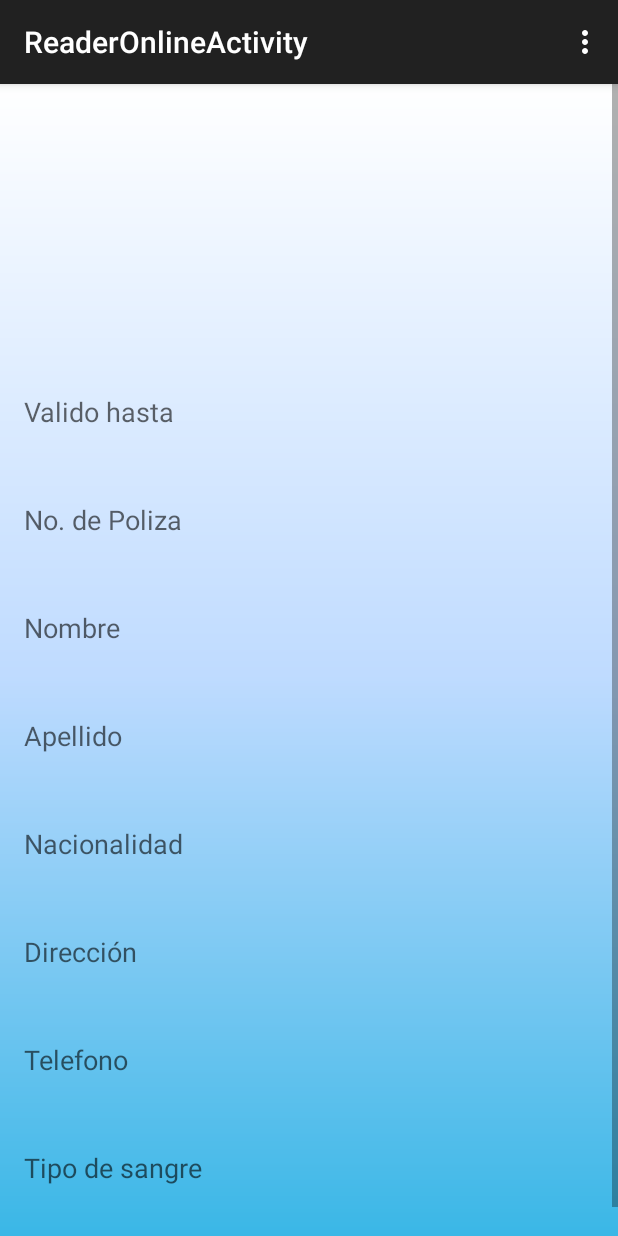
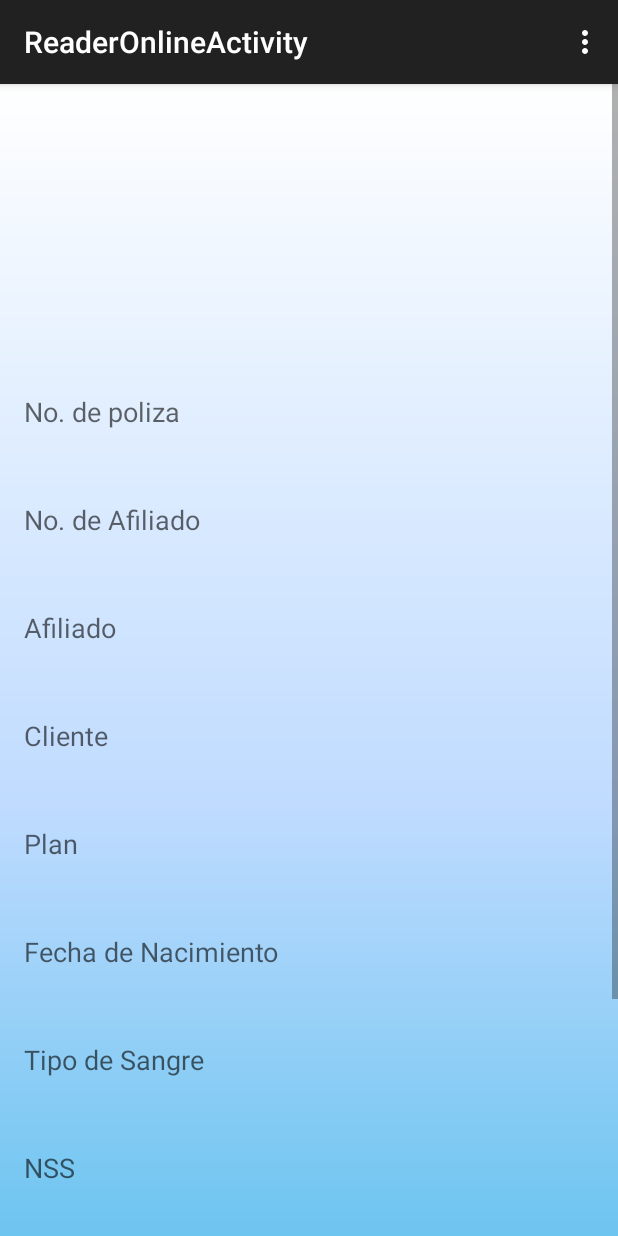
Before and after one commit to Breslyofimatic/ARS, an Android app: the ReaderOnlineActivity screen opened directly, with no data from a screen before it, on a phone screen of 412 x 824 dp. Run offline under Robolectric (Android 15) with nearby library versions, the phone set to English and light mode, and no system bars.

Commit message:
Diseños

```diff
--- a/ofimatic.ars/src/main/res/layout/activity_reader.xml
+++ b/ofimatic.ars/src/main/res/layout/activity_reader.xml
@@ -21,6 +21,7 @@
     android:paddingRight="@dimen/activity_horizontal_margin"
     android:paddingTop="@dimen/activity_vertical_margin"
     android:paddingBottom="@dimen/activity_vertical_margin"
+        android:background="@drawable/listgrad"
     tools:context="com.ofimatic.ars.ReaderActivity">
 
     <TextView
--- a/ofimatic.ars/src/main/res/layout/activity_reader_online.xml
+++ b/ofimatic.ars/src/main/res/layout/activity_reader_online.xml
@@ -4,7 +4,7 @@
     android:layout_height="match_parent"
     tools:context="com.ofimatic.ars.ReaderOnlineActivity">
 
-    <ScrollView android:id="@+id/ScrollView02"
+    <ScrollView android:id="@+id/ScrollViewRO"
         android:layout_width="fill_parent"
         android:layout_height="fill_parent"
         android:fillViewport="true"
@@ -28,8 +28,8 @@
                 android:layout_width="wrap_content"
                 android:layout_height="wrap_content"
                 android:textAppearance="?android:attr/textAppearanceMedium"
-                android:id="@+id/FPMTV1"
-                android:text="Valido hasta"
+                android:id="@+id/ROTV1"
+                android:text="No. de poliza"
                 android:layout_marginTop="190dp"
                 android:layout_alignParentLeft="true"
                 android:layout_alignParentStart="true"/>
@@ -38,9 +38,9 @@
                 android:layout_width="wrap_content"
                 android:layout_height="wrap_content"
                 android:textAppearance="?android:attr/textAppearanceMedium"
-                android:id="@+id/FPMVencimiento"
+                android:id="@+id/tvNoPolizaRO"
                 android:layout_marginTop="2dp"
-                android:layout_below="@+id/FPMTV1"
+                android:layout_below="@+id/ROTV1"
                 android:textSize="26sp"
                 android:textStyle="bold"
                 android:layout_centerHorizontal="true"/>
@@ -49,9 +49,9 @@
                 android:layout_width="wrap_content"
                 android:layout_height="wrap_content"
                 android:textAppearance="?android:attr/textAppearanceMedium"
-                android:id="@+id/FPMTV2"
-                android:text="@string/NoPoliza"
-                android:layout_below="@+id/FPMVencimiento"
+                android:id="@+id/ROTV2"
+                android:text="No. de Afiliado"
+                android:layout_below="@+id/tvNoPolizaRO"
                 android:layout_marginTop="10dp"
                 android:layout_alignParentLeft="true"
                 android:layout_alignParentStart="true"/>
@@ -60,8 +60,8 @@
                 android:layout_width="wrap_content"
                 android:layout_height="wrap_content"
                 android:textAppearance="?android:attr/textAppearanceMedium"
-                android:id="@+id/FPMDocumento"
-                android:layout_below="@+id/FPMTV2"
+                android:id="@+id/tvNoAfiliadoRO"
+                android:layout_below="@+id/ROTV2"
                 android:layout_marginTop="2dp"
                 android:textSize="26sp"
                 android:textStyle="bold"
@@ -71,9 +71,9 @@
                 android:layout_width="wrap_content"
                 android:layout_height="wrap_content"
                 android:textAppearance="?android:attr/textAppearanceMedium"
-                android:id="@+id/FPMTV3"
-                android:text="Nombre"
-                android:layout_below="@+id/FPMDocumento"
+                android:id="@+id/ROTV3"
+                android:text="Afiliado"
+                android:layout_below="@+id/tvNoAfiliadoRO"
                 android:layout_marginTop="10dp"
                 android:layout_alignParentLeft="true"
                 android:layout_alignParentStart="true"/>
@@ -82,8 +82,8 @@
                 android:layout_width="wrap_content"
                 android:layout_height="wrap_content"
                 android:textAppearance="?android:attr/textAppearanceMedium"
-                android:id="@+id/FPMNombre"
-                android:layout_below="@+id/FPMTV3"
+                android:id="@+id/tvAfiliadoRO"
+                android:layout_below="@+id/ROTV3"
                 android:layout_marginTop="2dp"
                 android:textSize="26sp"
                 android:textStyle="bold"
@@ -93,9 +93,9 @@
                 android:layout_width="wrap_content"
                 android:layout_height="wrap_content"
                 android:textAppearance="?android:attr/textAppearanceMedium"
-                android:id="@+id/FPMTV4"
-                android:text="Apellido"
-                android:layout_below="@id/FPMNombre"
+                android:id="@+id/ROTV4"
+                android:text="Cliente"
+                android:layout_below="@id/tvAfiliadoRO"
                 android:layout_marginTop="10dp"
                 android:layout_alignParentLeft="true"
                 android:layout_alignParentStart="true"/>
@@ -104,8 +104,8 @@
                 android:layout_width="wrap_content"
                 android:layout_height="wrap_content"
                 android:textAppearance="?android:attr/textAppearanceMedium"
-                android:id="@+id/FPMApellido"
-                android:layout_below="@+id/FPMTV4"
+                android:id="@+id/tvClienteRO"
+                android:layout_below="@+id/ROTV4"
                 android:layout_marginTop="2dp"
                 android:textSize="26sp"
                 android:textStyle="bold"
@@ -115,9 +115,9 @@
                 android:layout_width="wrap_content"
                 android:layout_height="wrap_content"
                 android:textAppearance="?android:attr/textAppearanceMedium"
-                android:id="@+id/FPMTV5"
-                android:text="Nacionalidad"
-                android:layout_below="@+id/FPMApellido"
+                android:id="@+id/ROTV5"
+                android:text="Plan"
+                android:layout_below="@+id/tvClienteRO"
                 android:layout_marginTop="10dp"
                 android:layout_alignParentLeft="true"
                 android:layout_alignParentStart="true"/>
@@ -126,9 +126,9 @@
                 android:layout_width="wrap_content"
                 android:layout_height="wrap_content"
                 android:textAppearance="?android:attr/textAppearanceMedium"
-                android:id="@+id/FPMNacionalidad"
+                android:id="@+id/tvPlanRO"
                 android:layout_marginTop="2dp"
-                android:layout_below="@+id/FPMTV5"
+                android:layout_below="@+id/ROTV5"
                 android:textSize="26sp"
                 android:textStyle="bold"
                 android:layout_centerHorizontal="true"/>
@@ -137,10 +137,10 @@
                 android:layout_width="wrap_content"
                 android:layout_height="wrap_content"
                 android:textAppearance="?android:attr/textAppearanceMedium"
-                android:id="@+id/FPMTV6"
-                android:text="Dirección"
+                android:id="@+id/ROTV6"
+                android:text="Fecha de Nacimiento"
                 android:layout_marginTop="10dp"
-                android:layout_below="@+id/FPMNacionalidad"
+                android:layout_below="@+id/tvPlanRO"
                 android:layout_alignParentLeft="true"
                 android:layout_alignParentStart="true"/>
 
@@ -148,9 +148,9 @@
                 android:layout_width="wrap_content"
                 android:layout_height="wrap_content"
                 android:textAppearance="?android:attr/textAppearanceMedium"
-                android:id="@+id/FPMDireccion"
+                android:id="@+id/tvFechanacRO"
                 android:layout_marginTop="2dp"
-                android:layout_below="@+id/FPMTV6"
+                android:layout_below="@+id/ROTV6"
                 android:textSize="26sp"
                 android:textStyle="bold"
                 android:layout_centerHorizontal="true"/>
@@ -159,10 +159,10 @@
                 android:layout_width="wrap_content"
                 android:layout_height="wrap_content"
                 android:textAppearance="?android:attr/textAppearanceMedium"
-                android:id="@+id/FPMTV7"
-                android:text="Telefono"
+                android:id="@+id/ROTV7"
+                android:text="Tipo de Sangre"
                 android:layout_marginTop="10dp"
-                android:layout_below="@+id/FPMDireccion"
+                android:layout_below="@+id/tvFechanacRO"
                 android:layout_alignParentLeft="true"
                 android:layout_alignParentStart="true"/>
 
@@ -170,9 +170,9 @@
                 android:layout_width="wrap_content"
                 android:layout_height="wrap_content"
                 android:textAppearance="?android:attr/textAppearanceMedium"
-                android:id="@+id/FPMTelefono"
+                android:id="@+id/tvTipoSangreRO"
                 android:layout_marginTop="2dp"
-                android:layout_below="@+id/FPMTV7"
+                android:layout_below="@+id/ROTV7"
                 android:textSize="26sp"
                 android:textStyle="bold"
                 android:layout_centerHorizontal="true"/>
@@ -181,10 +181,10 @@
                 android:layout_width="wrap_content"
                 android:layout_height="wrap_content"
                 android:textAppearance="?android:attr/textAppearanceMedium"
-                android:id="@+id/FPMTV8"
-                android:text="Tipo de sangre"
+                android:id="@+id/ROTV8"
+                android:text="NSS"
                 android:layout_marginTop="10dp"
-                android:layout_below="@+id/FPMTelefono"
+                android:layout_below="@+id/tvTipoSangreRO"
                 android:layout_alignParentLeft="true"
                 android:layout_alignParentStart="true"/>
 
@@ -192,12 +192,72 @@
                 android:layout_width="wrap_content"
                 android:layout_height="wrap_content"
                 android:textAppearance="?android:attr/textAppearanceMedium"
-                android:id="@+id/FPMSangre"
+                android:id="@+id/tvNSSRO"
                 android:layout_marginTop="2dp"
-                android:layout_below="@+id/FPMTV8"
+                android:layout_below="@+id/ROTV8"
                 android:textSize="26sp"
                 android:textStyle="bold"
                 android:layout_centerHorizontal="true"/>
+
+            <TextView
+                android:layout_width="wrap_content"
+                android:layout_height="wrap_content"
+                android:textAppearance="?android:attr/textAppearanceMedium"
+                android:id="@+id/ROTV9"
+                android:text="Fecha de Entrada"
+                android:layout_marginTop="10dp"
+                android:layout_below="@+id/tvNSSRO"
+                android:layout_alignParentLeft="true"
+                android:layout_alignParentStart="true"/>
+
+            <TextView
+                android:layout_width="wrap_content"
+                android:layout_height="wrap_content"
+                android:textAppearance="?android:attr/textAppearanceMedium"
+                android:id="@+id/tvFechaentRO"
+                android:layout_marginTop="2dp"
+                android:layout_below="@+id/ROTV9"
+                android:textSize="26sp"
+                android:textStyle="bold"
+                android:layout_centerHorizontal="true"/>
+
+
+            <TextView
+                android:layout_width="wrap_content"
+                android:layout_height="wrap_content"
+                android:textAppearance="?android:attr/textAppearanceMedium"
+                android:id="@+id/ROTV10"
+                android:text="Estatus"
+                android:layout_marginTop="10dp"
+                android:layout_below="@+id/tvFechaentRO"
+                android:layout_alignParentLeft="true"
+                android:layout_alignParentStart="true"/>
+
+            <TextView
+                android:layout_width="wrap_content"
+                android:layout_height="wrap_content"
+                android:textAppearance="?android:attr/textAppearanceMedium"
+                android:id="@+id/tvEstatusRO"
+                android:layout_marginTop="2dp"
+                android:layout_below="@+id/ROTV10"
+                android:textSize="26sp"
+                android:textStyle="bold"
+                android:layout_centerHorizontal="true"/>
+
+            <Spinner
+                android:layout_width="wrap_content"
+                android:layout_height="wrap_content"
+                android:prompt="@string/app_name"
+                android:id="@+id/SpinServicios"
+                android:layout_below="@+id/ROTV10"
+                />
+
+            <Button
+                android:layout_width="fill_parent"
+                android:layout_height="wrap_content"
+                android:layout_below="@+id/SpinServicios"
+                android:text="Autorizar Servicios"
+                android:background="@drawable/mybuttons"/>
 
 
 
--- a/ofimatic.ars/src/main/res/values/strings.xml
+++ b/ofimatic.ars/src/main/res/values/strings.xml
@@ -44,5 +44,13 @@
 
     <string name="IntroDocumento">Introduzca un No. de documento</string>
 
+    <string-array name="Serviciosarray">
+        <item>Consulta</item>
+        <item>Procedimientos</item>
+        <item>Laboratorio</item>
+        <item>Emergencias</item>
+        <item>Odontologicos</item>
+    </string-array>
+
 
 </resources>
```
